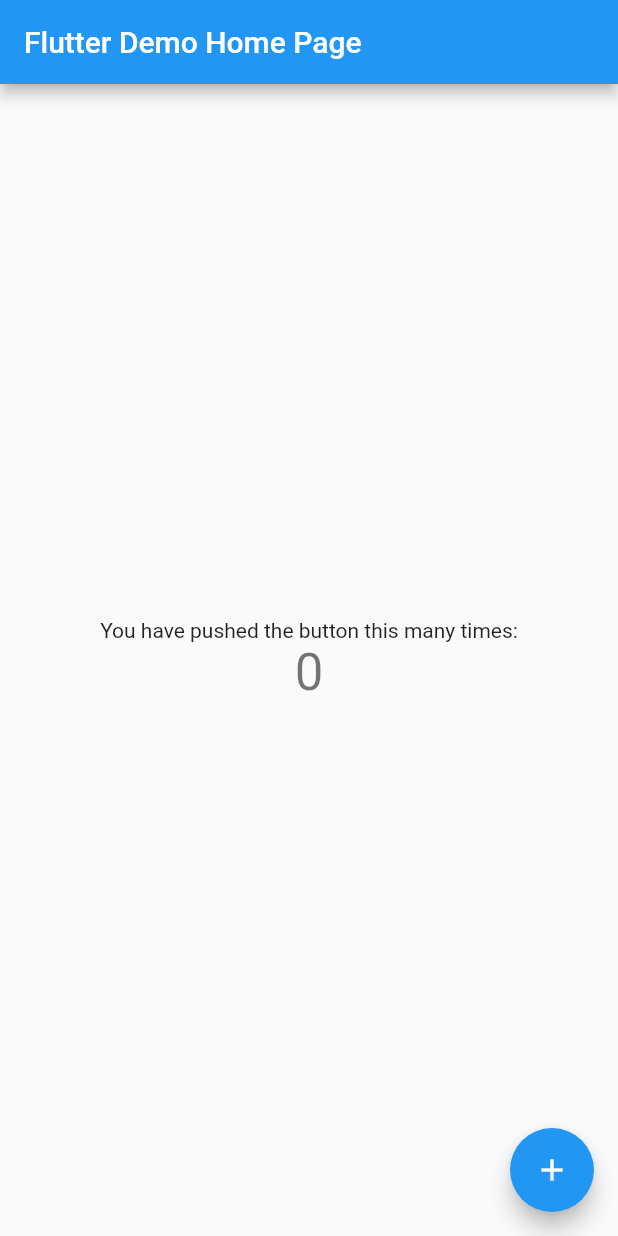
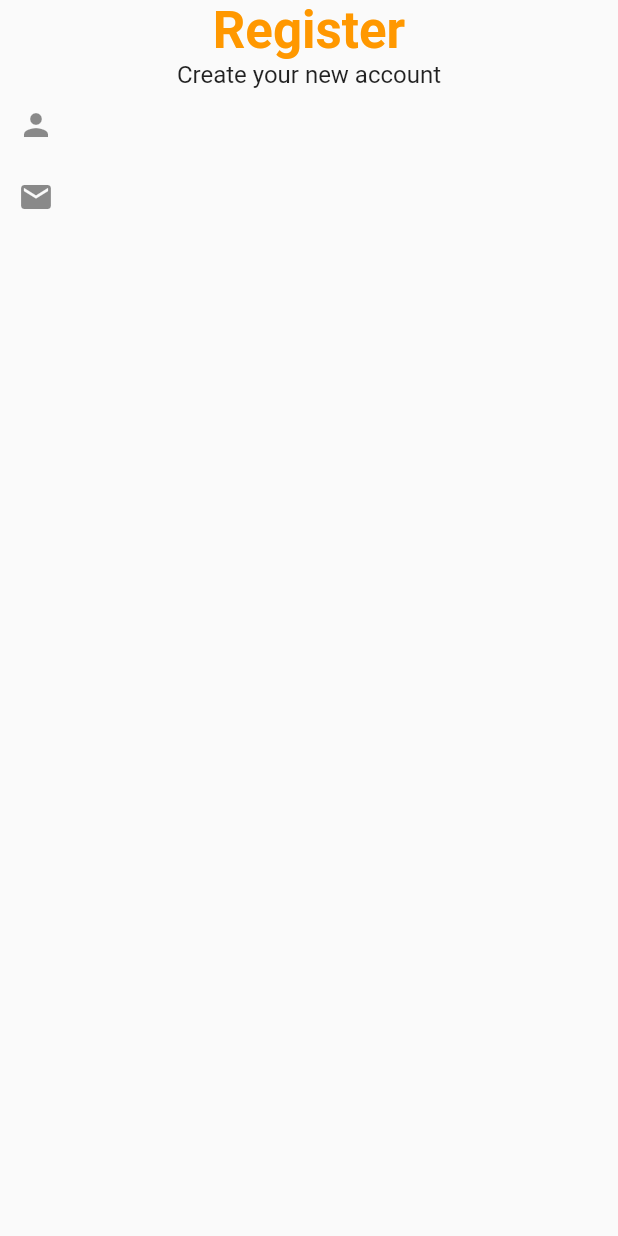
Before and after one commit to LeToyek/coba_pkm, a Flutter app: the screen it shows after launch, on a phone screen of 412 x 824 dp. Run offline on Flutter 3.47's test engine with Material 2 defaults, Android fonts, the phone set to English and light mode, and no system bars; our stand-ins replace firebase_core; accounts and stored records are empty.

Commit message:
register

```diff
--- a/lib/main.dart
+++ b/lib/main.dart
@@ -1,6 +1,10 @@
+import 'package:coba_pkm/pages/Login_page.dart';
+import 'package:firebase_core/firebase_core.dart';
 import 'package:flutter/material.dart';
 
-void main() {
+void main() async {
+  WidgetsFlutterBinding.ensureInitialized();
+  await Firebase.initializeApp();
   runApp(const MyApp());
 }
 
@@ -24,92 +28,7 @@
         // is not restarted.
         primarySwatch: Colors.blue,
       ),
-      home: const MyHomePage(title: 'Flutter Demo Home Page'),
+      home: const LoginPage(),
     );
   }
 }
-
-class MyHomePage extends StatefulWidget {
-  const MyHomePage({Key? key, required this.title}) : super(key: key);
-
-  // This widget is the home page of your application. It is stateful, meaning
-  // that it has a State object (defined below) that contains fields that affect
-  // how it looks.
-
-  // This class is the configuration for the state. It holds the values (in this
-  // case the title) provided by the parent (in this case the App widget) and
-  // used by the build method of the State. Fields in a Widget subclass are
-  // always marked "final".
-
-  final String title;
-
-  @override
-  State<MyHomePage> createState() => _MyHomePageState();
-}
-
-class _MyHomePageState extends State<MyHomePage> {
-  int _counter = 0;
-
-  void _incrementCounter() {
-    setState(() {
-      // This call to setState tells the Flutter framework that something has
-      // changed in this State, which causes it to rerun the build method below
-      // so that the display can reflect the updated values. If we changed
-      // _counter without calling setState(), then the build method would not be
-      // called again, and so nothing would appear to happen.
-      _counter++;
-    });
-  }
-
-  @override
-  Widget build(BuildContext context) {
-    // This method is rerun every time setState is called, for instance as done
-    // by the _incrementCounter method above.
-    //
-    // The Flutter framework has been optimized to make rerunning build methods
-    // fast, so that you can just rebuild anything that needs updating rather
-    // than having to individually change instances of widgets.
-    return Scaffold(
-      appBar: AppBar(
-        // Here we take the value from the MyHomePage object that was created by
-        // the App.build method, and use it to set our appbar title.
-        title: Text(widget.title),
-      ),
-      body: Center(
-        // Center is a layout widget. It takes a single child and positions it
-        // in the middle of the parent.
-        child: Column(
-          // Column is also a layout widget. It takes a list of children and
-          // arranges them vertically. By default, it sizes itself to fit its
-          // children horizontally, and tries to be as tall as its parent.
-          //
-          // Invoke "debug painting" (press "p" in the console, choose the
-          // "Toggle Debug Paint" action from the Flutter Inspector in Android
-          // Studio, or the "Toggle Debug Paint" command in Visual Studio Code)
-          // to see the wireframe for each widget.
-          //
-          // Column has various properties to control how it sizes itself and
-          // how it positions its children. Here we use mainAxisAlignment to
-          // center the children vertically; the main axis here is the vertical
-          // axis because Columns are vertical (the cross axis would be
-          // horizontal).
-          mainAxisAlignment: MainAxisAlignment.center,
-          children: <Widget>[
-            const Text(
-              'You have pushed the button this many times:',
-            ),
-            Text(
-              '$_counter',
-              style: Theme.of(context).textTheme.headline4,
-            ),
-          ],
-        ),
-      ),
-      floatingActionButton: FloatingActionButton(
-        onPressed: _incrementCounter,
-        tooltip: 'Increment',
-        child: const Icon(Icons.add),
-      ), // This trailing comma makes auto-formatting nicer for build methods.
-    );
-  }
-}
--- /dev/null
+++ b/lib/pages/Login_page.dart
@@ -0,0 +1,35 @@
+import 'package:coba_pkm/widgets/Login_field.dart';
+import 'package:flutter/material.dart';
+
+class LoginPage extends StatelessWidget {
+  const LoginPage({Key? key}) : super(key: key);
+
+  @override
+  Widget build(BuildContext context) {
+    return Scaffold(
+      body: SafeArea(
+          child: Center(
+        child: Column(
+          crossAxisAlignment: CrossAxisAlignment.center,
+          children: [
+            Text(
+              'Register',
+              style: Theme.of(context)
+                  .textTheme
+                  .headline4
+                  ?.copyWith(color: Colors.orange, fontWeight: FontWeight.bold),
+            ),
+            Text(
+              'Create your new account',
+              style: TextStyle(fontSize: 16),
+            ),
+            LoginField(
+              prefIcon: Icon(Icons.person),
+            ),
+            LoginField(prefIcon: Icon(Icons.mail))
+          ],
+        ),
+      )),
+    );
+  }
+}
--- /dev/null
+++ b/lib/widgets/Login_field.dart
@@ -0,0 +1,14 @@
+import 'package:flutter/material.dart';
+
+class LoginField extends StatelessWidget {
+  Icon prefIcon;
+  LoginField({required this.prefIcon});
+
+  @override
+  Widget build(BuildContext context) {
+    return TextField(
+      decoration:
+          InputDecoration(prefixIcon: prefIcon, border: InputBorder.none),
+    );
+  }
+}
```
Also changed, not shown: pubspec.yaml (+4 -12 lines), pubspec.lock, 3 other files.
